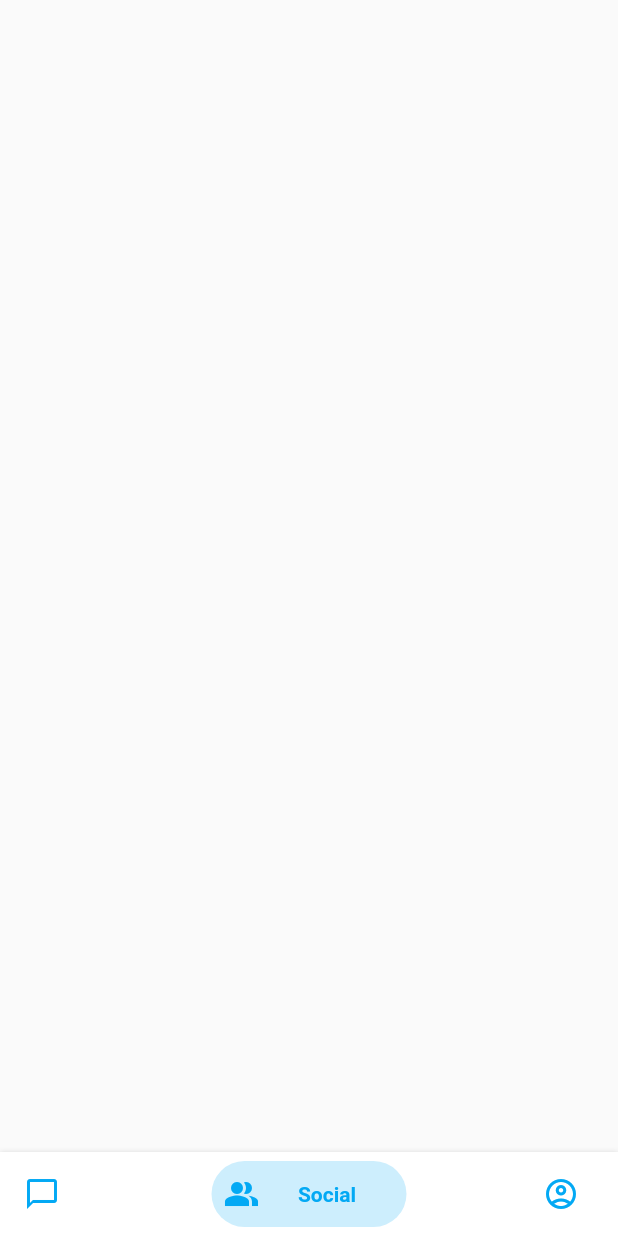
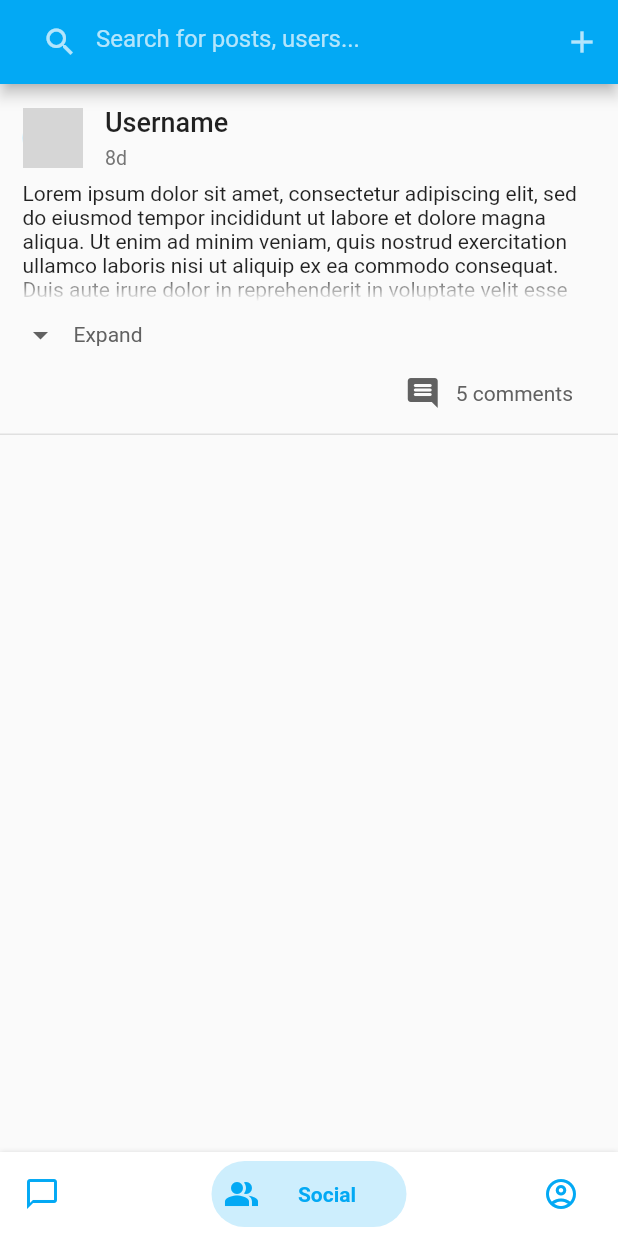
Before and after one commit to 0thElement/olaz, a Flutter app: the screen it shows after launch, item 2 of the bottom bar chosen, on a phone screen of 412 x 824 dp. Run offline on Flutter 3.47's test engine with Material 2 defaults, Android fonts, the phone set to English and light mode, and no system bars; drawn by our look-alikes of bottom_navy_bar; network calls fail; grey boxes are pictures that could not be loaded.

Commit message:
Social media wall screen

```diff
--- a/lib/screens/chat/contact_list.dart
+++ b/lib/screens/chat/contact_list.dart
@@ -1,5 +1,6 @@
 import 'package:flutter/material.dart';
 import 'package:olaz/widgets/contact_item.dart';
+import 'package:olaz/widgets/popup_item.dart';
 
 class ContactScreen extends StatefulWidget {
   const ContactScreen({Key? key}) : super(key: key);
@@ -14,26 +15,6 @@ class _ContactScreenState extends State<ContactScreen> {
       createPopupItem('Add a friend', 'friend', Icons.person_add_alt_rounded),
       createPopupItem('Create a group', 'group', Icons.group_add),
     ];
-  }
-
-  PopupMenuItem createPopupItem(String text, String value, IconData icon) {
-    return PopupMenuItem(
-        child: Text.rich(
-          TextSpan(children: [
-            WidgetSpan(
-                child: Padding(
-                  padding: const EdgeInsets.only(right: 10),
-                  child: Icon(
-                    icon,
-                    color: Colors.grey[700],
-                  ),
-                ),
-                alignment: PlaceholderAlignment.middle),
-            TextSpan(text: text)
-          ]),
-          style: TextStyle(color: Colors.grey[700]),
-        ),
-        value: value);
   }
 
   @override
@@ -53,7 +34,10 @@ class _ContactScreenState extends State<ContactScreen> {
           ),
           actions: [
             PopupMenuButton(
-                icon: const Icon(Icons.add),
+                icon: const Icon(
+                  Icons.add,
+                  color: Colors.white70,
+                ),
                 itemBuilder: (context) {
                   return addPopupMenuButtonItems();
                 })
--- a/lib/screens/social/comments.dart
+++ b/lib/screens/social/comments.dart
@@ -0,0 +1,10 @@
+import 'package:flutter/material.dart';
+
+class CommentScreen extends StatelessWidget {
+  const CommentScreen({Key? key}) : super(key: key);
+
+  @override
+  Widget build(BuildContext context) {
+    return Container();
+  }
+}
--- a/lib/screens/social/wall.dart
+++ b/lib/screens/social/wall.dart
@@ -1,10 +1,63 @@
 import 'package:flutter/material.dart';
+import 'package:olaz/widgets/popup_item.dart';
+import 'package:olaz/widgets/post_item.dart';
 
-class SocialWallScreen extends StatelessWidget {
+class Post {}
+
+class SocialWallScreen extends StatefulWidget {
   const SocialWallScreen({Key? key}) : super(key: key);
 
   @override
+  State<SocialWallScreen> createState() => _SocialWallScreenState();
+}
+
+class _SocialWallScreenState extends State<SocialWallScreen> {
+  List<Post>? posts;
+
+  List<PopupMenuItem> addPopupMenuButtonItems() {
+    return [
+      createPopupItem('Add a friend', 'friend', Icons.person_add_alt_rounded),
+      createPopupItem('Create a group', 'group', Icons.group_add),
+    ];
+  }
+
+  @override
   Widget build(BuildContext context) {
-    return Container();
+    return Scaffold(
+        appBar: AppBar(
+          title: const TextField(
+            cursorColor: Colors.white70,
+            decoration: InputDecoration(
+                prefixIcon: Icon(
+                  Icons.search,
+                  color: Colors.white70,
+                ),
+                border: InputBorder.none,
+                hintText: 'Search for posts, users...',
+                hintStyle: TextStyle(color: Colors.white70)),
+          ),
+          actions: [
+            PopupMenuButton(
+                icon: const Icon(
+                  Icons.add,
+                  color: Colors.white70,
+                ),
+                itemBuilder: (context) {
+                  return addPopupMenuButtonItems();
+                })
+          ],
+        ),
+        body: (ListView.builder(
+            itemCount: 1,
+            shrinkWrap: true,
+            itemBuilder: ((context, index) {
+              return PostItem(
+                  "Username",
+                  "",
+                  "Lorem ipsum dolor sit amet, consectetur adipiscing elit, sed do eiusmod tempor incididunt ut labore et dolore magna aliqua. Ut enim ad minim veniam, quis nostrud exercitation ullamco laboris nisi ut aliquip ex ea commodo consequat. Duis aute irure dolor in reprehenderit in voluptate velit esse cillum dolore eu fugiat nulla pariatur. Excepteur sint occaecat cupidatat non proident, sunt in culpa qui officia deserunt mollit anim id est laborum.",
+                  DateTime.utc(2022, 4, 11, 16, 20),
+                  DateTime.utc(2022, 4, 12, 3, 30),
+                  5);
+            }))));
   }
 }
--- /dev/null
+++ b/lib/widgets/icon_text.dart
@@ -0,0 +1,19 @@
+import 'package:flutter/material.dart';
+
+Text iconText(
+        String text, IconData icon, TextStyle textStyle, Color iconColor) =>
+    Text.rich(
+      TextSpan(children: [
+        WidgetSpan(
+            child: Padding(
+              padding: const EdgeInsets.only(right: 10),
+              child: Icon(
+                icon,
+                color: iconColor,
+              ),
+            ),
+            alignment: PlaceholderAlignment.middle),
+        TextSpan(text: text)
+      ]),
+      style: textStyle,
+    );
--- /dev/null
+++ b/lib/widgets/popup_item.dart
@@ -0,0 +1,10 @@
+import 'package:flutter/material.dart';
+import 'package:olaz/widgets/icon_text.dart';
+
+Color _color = Colors.grey[700]!;
+
+PopupMenuItem createPopupItem(String text, String value, IconData icon) {
+  return PopupMenuItem(
+      child: iconText(text, icon, TextStyle(color: _color), _color),
+      value: value);
+}
--- /dev/null
+++ b/lib/widgets/post_item.dart
@@ -0,0 +1,149 @@
+import 'package:flutter/material.dart';
+import 'package:olaz/screens/social/comments.dart';
+import 'package:olaz/widgets/icon_text.dart';
+
+//TODO: use timeago
+class PostItem extends StatefulWidget {
+  final String user;
+  final String userAvatar;
+  final String content;
+  final String? image;
+  final DateTime created;
+  final DateTime edited;
+  final int commentCount;
+  const PostItem(this.user, this.userAvatar, this.content, this.created,
+      this.edited, this.commentCount,
+      {this.image, Key? key})
+      : super(key: key);
+
+  @override
+  State<PostItem> createState() => _PostItemState();
+}
+
+class _PostItemState extends State<PostItem> {
+  static const MAX_LINES = 5;
+  bool showAllContent = false;
+  bool exceeded = false;
+
+  void moveToCommentScreen() {
+    Navigator.push(context, MaterialPageRoute(builder: (context) {
+      return CommentScreen();
+    }));
+  }
+
+  Widget userAvatar() => CircleAvatar(
+        backgroundImage: NetworkImage(widget.userAvatar),
+        maxRadius: 20,
+      );
+
+  Widget postInformation() => Column(
+        crossAxisAlignment: CrossAxisAlignment.start,
+        children: <Widget>[
+          Text(
+            widget.user,
+            style: const TextStyle(fontSize: 18, fontWeight: FontWeight.w500),
+          ),
+          const SizedBox(
+            height: 6,
+          ),
+          Text(
+            DateTime.now().difference(widget.created).inDays.toString() + "d",
+            style: TextStyle(
+                fontSize: 13,
+                color: Colors.grey.shade600,
+                fontWeight: FontWeight.normal),
+          ),
+        ],
+      );
+
+  Widget content() => LayoutBuilder(builder: (context, size) {
+        TextPainter tp = TextPainter(
+            maxLines: MAX_LINES,
+            textAlign: TextAlign.left,
+            textDirection: TextDirection.ltr,
+            text: TextSpan(text: widget.content));
+
+        tp.layout(maxWidth: size.maxWidth);
+        exceeded = tp.didExceedMaxLines;
+
+        Widget content = (exceeded && !showAllContent)
+            ? ShaderMask(
+                child: Text(widget.content, maxLines: MAX_LINES),
+                shaderCallback: (bounds) => const LinearGradient(
+                        begin: Alignment.topCenter,
+                        end: Alignment.bottomCenter,
+                        colors: [Colors.white, Colors.transparent])
+                    .createShader(
+                        Rect.fromLTWH(0, bounds.height - 20, bounds.width, 20)))
+            : Text(widget.content);
+        if (exceeded) {
+          content = Column(
+            children: [content, toggleCollapseButton()],
+          );
+        }
+        return content;
+      });
+
+  Widget toggleCollapseButton() => Container(
+      padding: const EdgeInsets.only(top: 10),
+      alignment: Alignment.centerLeft,
+      child: GestureDetector(
+        onTap: () {
+          setState(() {
+            showAllContent = !showAllContent;
+          });
+        },
+        child: iconText(
+            showAllContent ? "Collapse" : "Expand",
+            showAllContent ? Icons.arrow_drop_up : Icons.arrow_drop_down,
+            TextStyle(color: Colors.grey[700]),
+            Colors.grey[700]!),
+      ));
+
+  Widget showCommentButton() => Container(
+        padding: const EdgeInsets.only(right: 15),
+        alignment: Alignment.centerRight,
+        child: GestureDetector(
+            onTap: () {
+              setState(() {
+                moveToCommentScreen();
+              });
+            },
+            child: iconText(
+                "${widget.commentCount} comment${widget.commentCount > 1 ? "s" : ""}",
+                Icons.comment_rounded,
+                TextStyle(color: Colors.grey[700]),
+                Colors.grey[700]!)),
+      );
+
+  @override
+  Widget build(BuildContext context) {
+    return Container(
+      padding: const EdgeInsets.all(15),
+      decoration: BoxDecoration(
+          border:
+              Border(bottom: BorderSide(width: 1, color: Colors.grey[300]!))),
+      child: Column(
+        children: [
+          Row(
+            children: [
+              userAvatar(),
+              const SizedBox(
+                width: 15,
+              ),
+              Expanded(child: postInformation()),
+            ],
+          ),
+          const SizedBox(
+            height: 8,
+          ),
+          content(),
+          const SizedBox(
+            height: 15,
+          ),
+          showCommentButton()
+        ],
+      ),
+    );
+  }
+}
```
